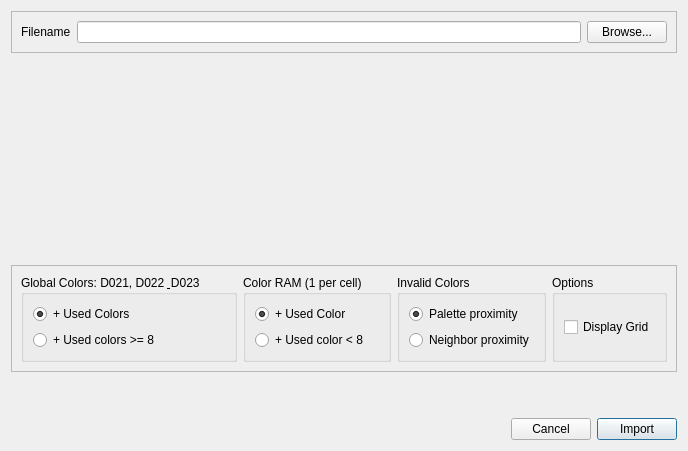
Before: the Qt Designer form src/importkoaladialog.ui in ricardoquesada/vchar64, drawn with Qt 5.
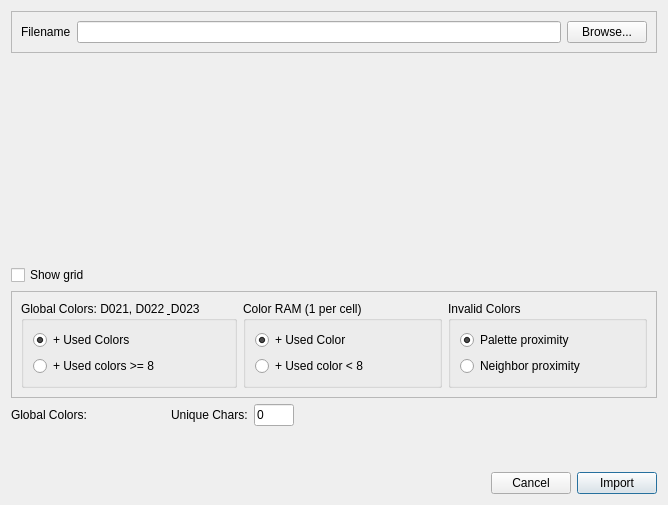
After: the same form once the commit is applied. Custom widgets are drawn as their Qt base class.

Commit message: pen and color mode for ColorRect

Patch:
```diff
--- a/src/importkoaladialog.ui
+++ b/src/importkoaladialog.ui
@@ -59,6 +59,13 @@
      </item>
     </layout>
    </item>
+   <item>
+    <widget class="QCheckBox" name="checkBoxGrid">
+     <property name="text">
+      <string>Show grid</string>
+     </property>
+    </widget>
+   </item>
    <item>
     <widget class="QFrame" name="frame_2">
      <property name="frameShape">
@@ -149,25 +156,92 @@
         </layout>
        </widget>
       </item>
-      <item>
-       <widget class="QGroupBox" name="groupBox_3">
-        <property name="title">
-         <string>Options</string>
-        </property>
-        <layout class="QVBoxLayout" name="verticalLayout_5">
-         <item>
-          <widget class="QCheckBox" name="checkBoxGrid">
-           <property name="text">
-            <string>Display Grid</string>
-           </property>
-          </widget>
-         </item>
-        </layout>
-       </widget>
-      </item>
      </layout>
     </widget>
    </item>
+   <item>
+    <layout class="QHBoxLayout" name="horizontalLayout_5">
+     <item>
+      <widget class="QLabel" name="label_2">
+       <property name="text">
+        <string>Global Colors:</string>
+       </property>
+      </widget>
+     </item>
+     <item>
+      <widget class="ColorRectWidget" name="widgetD021" native="true">
+       <property name="minimumSize">
+        <size>
+         <width>20</width>
+         <height>20</height>
+        </size>
+       </property>
+      </widget>
+     </item>
+     <item>
+      <widget class="ColorRectWidget" name="widgetD022" native="true">
+       <property name="minimumSize">
+        <size>
+         <width>20</width>
+         <height>20</height>
+        </size>
+       </property>
+      </widget>
+     </item>
+     <item>
+      <widget class="ColorRectWidget" name="widgetD023" native="true">
+       <property name="minimumSize">
+        <size>
+         <width>20</width>
+         <height>20</height>
+        </size>
+       </property>
+      </widget>
+     </item>
+     <item>
+      <widget class="QLabel" name="labelUnique">
+       <property name="text">
+        <string>Unique Chars:</string>
+       </property>
+       <property name="buddy">
+        <cstring>lineEditUnique</cstring>
+       </property>
+      </widget>
+     </item>
+     <item>
+      <widget class="QLineEdit" name="lineEditUnique">
+       <property name="maximumSize">
+        <size>
+         <width>40</width>
+         <height>16777215</height>
+        </size>
+       </property>
+       <property name="text">
+        <string>0</string>
+       </property>
+       <property name="maxLength">
+        <number>10</number>
+       </property>
+       <property name="readOnly">
+        <bool>true</bool>
+       </property>
+      </widget>
+     </item>
+     <item>
+      <spacer name="horizontalSpacer_2">
+       <property name="orientation">
+        <enum>Qt::Horizontal</enum>
+       </property>
+       <property name="sizeHint" stdset="0">
+        <size>
+         <width>40</width>
+         <height>20</height>
+        </size>
+       </property>
+      </spacer>
+     </item>
+    </layout>
+   </item>
    <item>
     <spacer name="verticalSpacer">
      <property name="orientation">
@@ -230,6 +304,12 @@
    <header>importkoalaconvwidget.h</header>
    <container>1</container>
   </customwidget>
+  <customwidget>
+   <class>ColorRectWidget</class>
+   <extends>QWidget</extends>
+   <header>colorrectwidget.h</header>
+   <container>1</container>
+  </customwidget>
  </customwidgets>
  <resources/>
  <connections/>
```
The commit also changes 3 other files.
